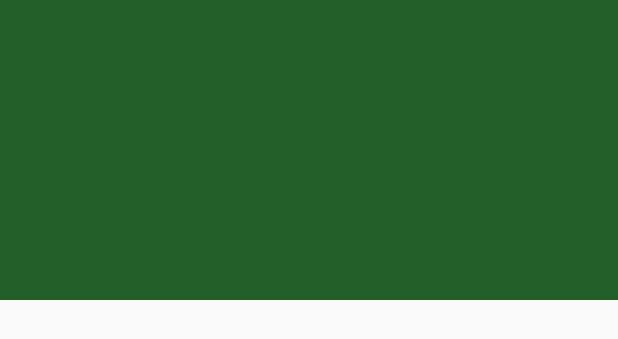
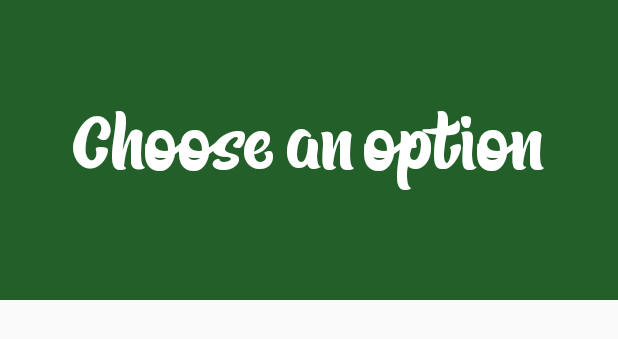
Before and after one commit to danalex032003/GetOverITApp, an Android app: the layout activity_signals_customization.xml on its own in the app's theme, with its tools: preview values and no code run, on a phone screen of 412 x 824 dp. Shown: the top 339 px of the screen. Run offline under Robolectric (Android 15) with nearby library versions, the phone set to English and light mode, and no system bars.

Commit message:
Signals Customization

```diff
--- a/app/src/main/res/layout/activity_signals_customization.xml
+++ b/app/src/main/res/layout/activity_signals_customization.xml
@@ -10,14 +10,25 @@
     <RelativeLayout
         android:layout_width="match_parent"
         android:layout_height="200dp"
-        android:background="@color/colorDarkGreen"/>
+        android:background="@color/colorDarkGreen">
+
+        <TextView
+            android:layout_width="match_parent"
+            android:layout_height="match_parent"
+            android:text="Choose an option"
+            android:textColor="@android:color/white"
+            android:textSize="50dp"
+            android:fontFamily="@font/barika"
+            android:gravity="center"/>
+    </RelativeLayout>
 
     <ListView
         android:id="@+id/signalsListView"
-        android:layout_width="match_parent"
-        android:layout_height="100dp"
+        android:layout_width="wrap_content"
+        android:layout_height="match_parent"
         android:divider="@color/colorDarkGreen"
-        android:dividerHeight="4dp">
+        android:dividerHeight="4dp"
+        android:clickable="true">
 
     </ListView>
 
```
Also changed, not shown: app/src/main/java/com/example/getoveritapp/SignalsCustomizationActivity.java (+78 -1 lines), app/src/main/res/layout/single_signals_customization_item.xml (+33 -30 lines).
